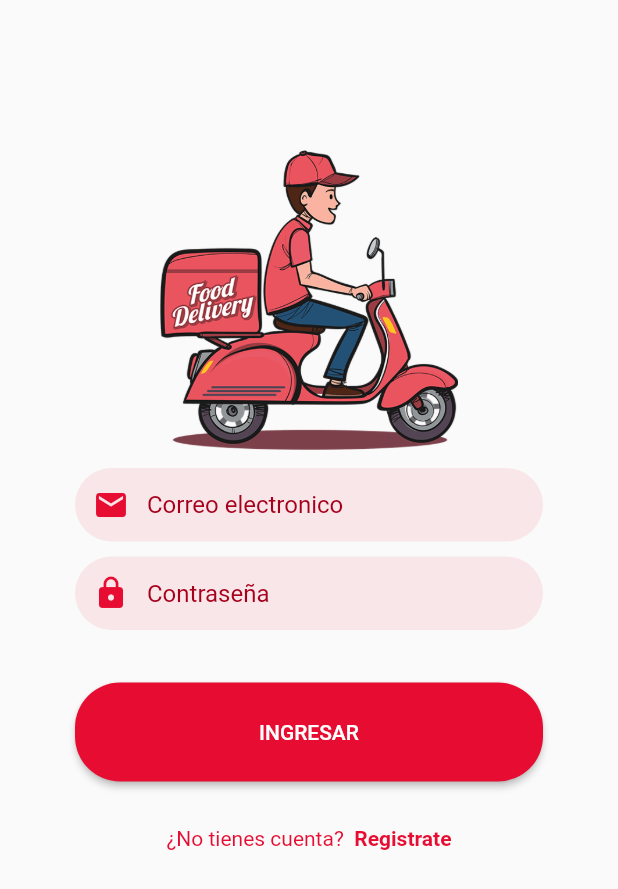
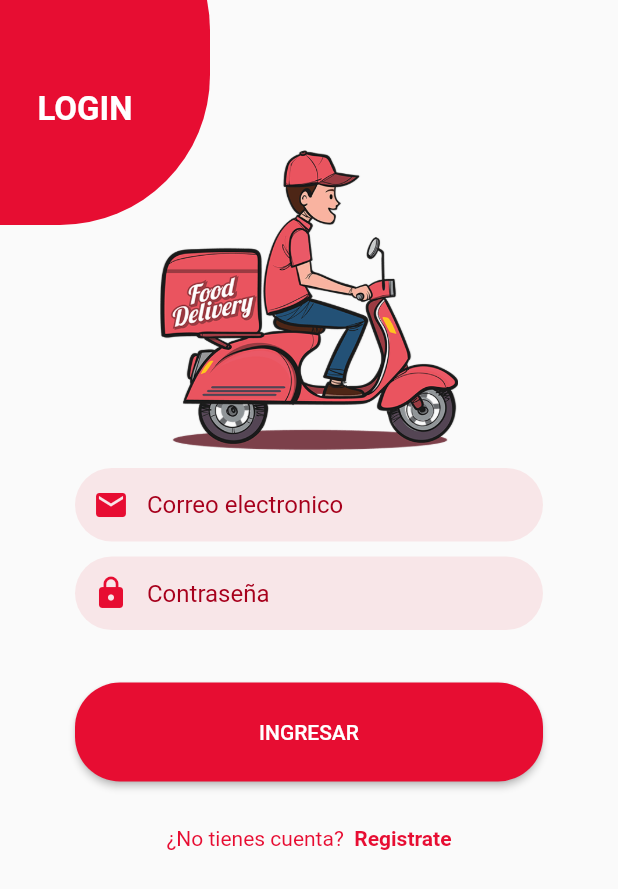
Before and after one commit to SergioEstebanPi/delivery, a Flutter app: the screen it shows after launch, on a phone screen of 412 x 824 dp. Shown: the top 889 px of the screen. Run offline on Flutter 3.47's test engine with Material 2 defaults, Android fonts, the phone set to English and light mode, and no system bars.

Commit message:
Login title

```diff
--- a/lib/login/login_page.dart
+++ b/lib/login/login_page.dart
@@ -12,16 +12,52 @@
     return Scaffold(
       body: Container(
         width: double.infinity,
-        child: Column(
+        child: Stack(
           children: [
-            _imageBanner(),
-            _textFieldEmail(),
-            _textFieldPassword(),
-            _buttonLogin(),
-            _textDontHaveAccount(),
+            Positioned(
+                top: -80,
+                left: -100,
+                child: _circleLogin()
+            ),
+            Positioned(
+                child: _textLogin(),
+                top: 60,
+                left: 25,
+            ),
+            Column(
+              children: [
+                _imageBanner(),
+                _textFieldEmail(),
+                _textFieldPassword(),
+                _buttonLogin(),
+                _textDontHaveAccount(),
+              ]
+            )
           ]
         ),
       )
+    );
+  }
+
+  Widget _circleLogin(){
+    return Container(
+      width: 240,
+      height: 230,
+      decoration: BoxDecoration(
+        borderRadius: BorderRadius.circular(100),
+        color: MyColors.primaryColor
+      ),
+    );
+  }
+
+  Widget _textLogin(){
+    return Text(
+        'LOGIN',
+        style: TextStyle(
+          color: Colors.white,
+          fontWeight: FontWeight.bold,
+          fontSize: 22
+        ),
     );
   }
 
```
